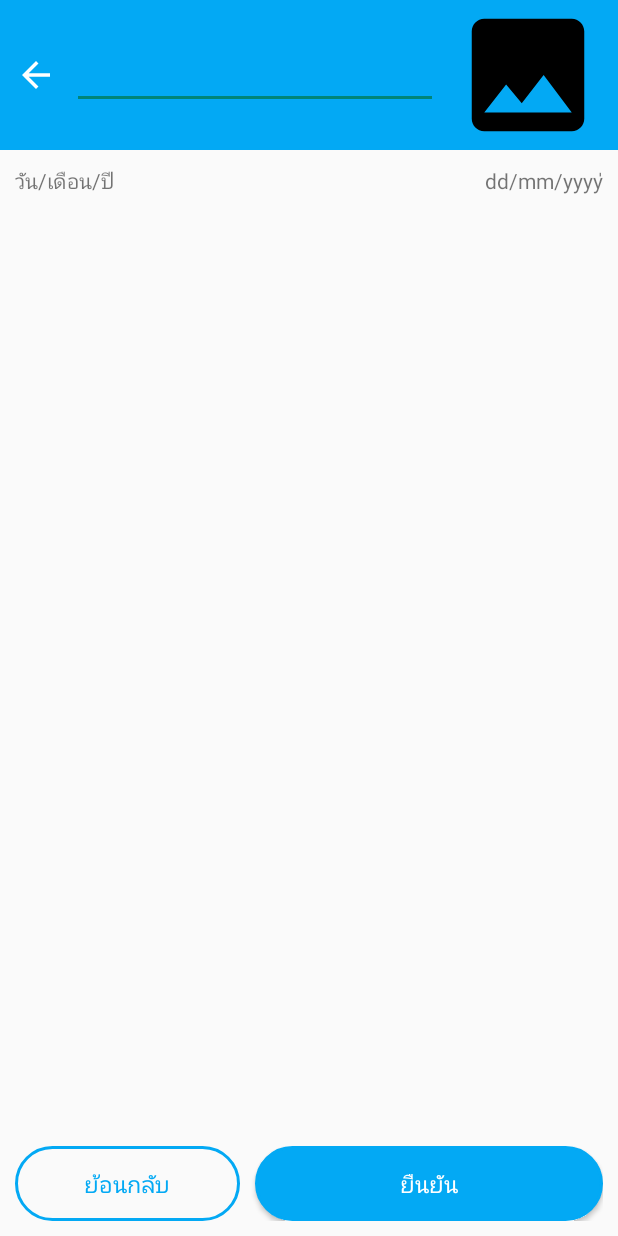
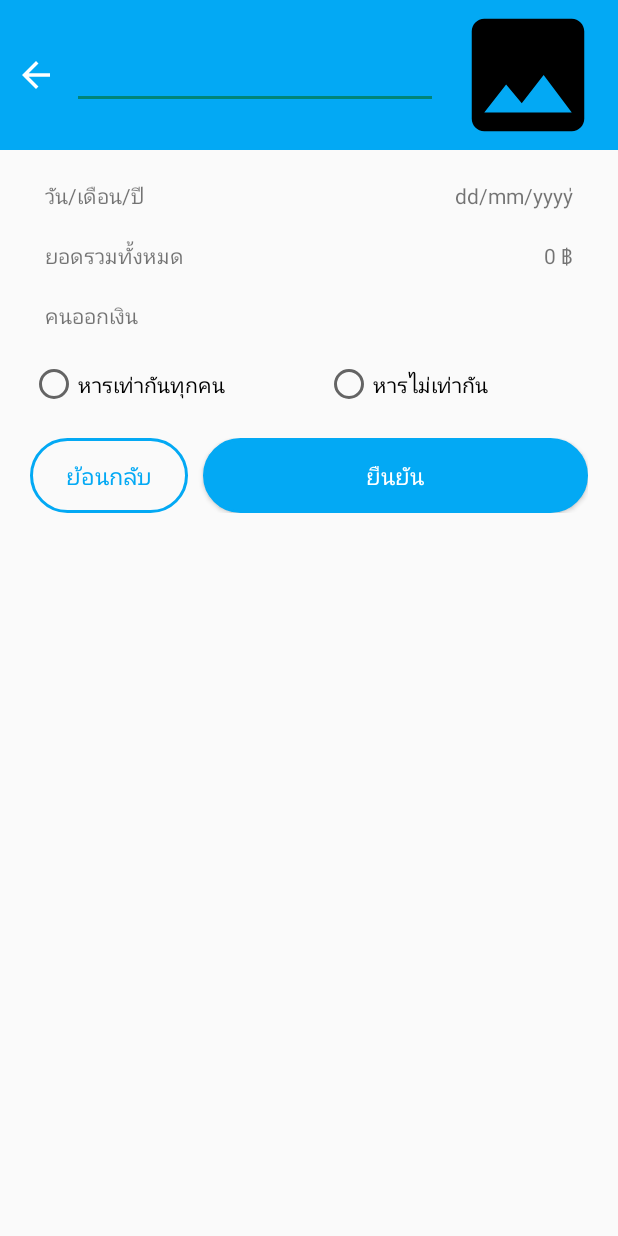
Before and after one commit to Phetchapa/Hantanjai_app_proj, an Android app built with Jetpack Compose: the layout activity_hanmoney_step2.xml on its own in the app's theme, with its tools: preview values and no code run, on a phone screen of 412 x 824 dp. Run offline under Robolectric (Android 15) with nearby library versions, the phone set to English and light mode, and no system bars.

Commit message:
step2 3/6

```diff
--- a/app/build.gradle.kts
+++ b/app/build.gradle.kts
@@ -55,8 +55,8 @@ dependencies {
     // roundedImageview for hanmoney_step1
     //implementation("com.makeramen:roundedimageview:2.3.0")
 
-    // for hanmoneyStep1
     implementation ("androidx.recyclerview:recyclerview:1.3.0")
     implementation ("androidx.recyclerview:recyclerview-selection:1.1.0")
     implementation ("de.hdodenhof:circleimageview:3.1.0")
+
 }
--- a/app/src/main/AndroidManifest.xml
+++ b/app/src/main/AndroidManifest.xml
@@ -13,6 +13,9 @@
         android:theme="@style/Theme.Hantanjai_app_proj"
         tools:targetApi="31">
         <activity
+            android:name=".Hanmoney_step2"
+            android:exported="false"/>
+        <activity
             android:name=".MainActivity"
             android:exported="false"/>
         <activity
--- a/app/src/main/java/com/example/hantanjai_app_proj/HanmoneyStep1.kt
+++ b/app/src/main/java/com/example/hantanjai_app_proj/HanmoneyStep1.kt
@@ -17,7 +17,7 @@ import androidx.recyclerview.selection.StableIdKeyProvider
 import androidx.recyclerview.selection.StorageStrategy
 import androidx.recyclerview.widget.LinearLayoutManager
 import androidx.recyclerview.widget.RecyclerView
-import de.hdodenhof.circleimageview.CircleImageView
+
 
 class HanmoneyStep1 : AppCompatActivity() {
 
--- a/app/src/main/res/layout/activity_hanmoney_step2.xml
+++ b/app/src/main/res/layout/activity_hanmoney_step2.xml
@@ -18,12 +18,14 @@
         android:padding="10dp"
         app:layout_constraintTop_toTopOf="parent">
         <ImageView
+            android:id="@+id/navbarstep2back"
             android:layout_width="28dp"
             android:layout_height="28dp"
             android:contentDescription="back"
             android:src="@drawable/arrowback"
             app:tint="@color/white"/>
         <EditText
+            android:id="@+id/navbarstep2edt"
             android:layout_width="0dp"
             android:layout_height="wrap_content"
             android:layout_marginStart="10dp"
@@ -32,6 +34,8 @@
             android:gravity="start"
             android:textColor="@color/white"
             android:color="@color/white"
+            android:inputType="text"
+            android:maxLines="1"
             />
         <ImageView
             android:layout_width="100dp"
@@ -43,15 +47,36 @@
 
     </LinearLayout>
     <!--        android:background="@color/black"-->
+    <androidx.core.widget.NestedScrollView
+        android:layout_width="match_parent"
+        android:layout_height="match_parent"
+        android:layout_marginTop="100dp"
+        app:layout_constraintTop_toBottomOf="@+id/navbarstep2"
+
+       >
     <LinearLayout
+        android:id="@+id/datastep2"
+        android:layout_width="match_parent"
+        android:layout_height="wrap_content"
+        android:orientation="vertical"
+        android:padding="10dp"
+        android:gravity="center_vertical"
+
+        >
+
+
+        <LinearLayout
+            android:id="@+id/datestep2"
             android:layout_width="match_parent"
             android:layout_height="wrap_content"
             android:orientation="horizontal"
             android:padding="10dp"
+            android:paddingBottom="0dp"
             android:gravity="center_vertical"
             app:layout_constraintTop_toBottomOf="@+id/navbarstep2">
 
             <TextView
+                android:layout_marginStart="10dp"
                 android:id="@+id/step2date"
                 android:layout_width="0dp"
                 android:layout_height="wrap_content"
@@ -63,43 +88,140 @@
                 android:id="@+id/step2datecurent"
             android:layout_width="wrap_content"
             android:layout_height="wrap_content"
+                android:layout_marginEnd="10dp"
             android:text="dd/mm/yyyy่"
 
             />
+        </LinearLayout>
+        <LinearLayout
+            android:id="@+id/calall"
+            android:layout_width="match_parent"
+            android:layout_height="wrap_content"
+            android:orientation="horizontal"
+            android:padding="10dp"
+            android:gravity="center_vertical"
+            app:layout_constraintTop_toBottomOf="@+id/datestep2">
 
+            <TextView
+                android:layout_marginStart="10dp"
+                android:id="@+id/step2all"
+                android:layout_width="0dp"
+                android:layout_height="wrap_content"
+                android:text="ยอดรวมทั้งหมด"
+                android:layout_weight="1"
 
+                />
+            <TextView
+                android:id="@+id/step2calall"
+                android:layout_width="wrap_content"
+                android:layout_height="wrap_content"
+                android:layout_marginEnd="10dp"
+                android:text="0 ฿"
+
+                />
+        </LinearLayout>
+        <LinearLayout
+            android:id="@+id/peoplepay"
+            android:layout_width="match_parent"
+            android:layout_height="wrap_content"
+            android:orientation="horizontal"
+            android:padding="10dp"
+            android:gravity="center_vertical"
+            app:layout_constraintTop_toBottomOf="@+id/calall"
+            >
+
+            <TextView
+                android:layout_marginStart="10dp"
+                android:id="@+id/step2peoplepay"
+                android:layout_width="0dp"
+                android:layout_height="wrap_content"
+                android:text="คนออกเงิน"
+                android:layout_weight="1"
+
+                />
+
+        </LinearLayout>
+
+        <androidx.recyclerview.widget.RecyclerView
+            android:id="@+id/recycleviewstep2"
+            android:layout_width="match_parent"
+            android:layout_height="match_parent"
+            app:layoutManager="androidx.recyclerview.widget.LinearLayoutManager"
+            app:layout_constraintTop_toBottomOf="@+id/datastep2"
+            app:layout_constraintBottom_toTopOf="@+id/linearLayout"/>
+        <LinearLayout
+            android:id="@+id/selecthan"
+            android:layout_width="match_parent"
+            android:layout_height="wrap_content"
+            android:orientation="horizontal"
+            android:padding="10dp"
+            android:gravity="center_vertical"
+            app:layout_constraintTop_toBottomOf="@+id/datestep2">
+            <RadioGroup
+                android:id="@+id/radioGroup"
+                android:layout_width="match_parent"
+                android:layout_height="match_parent"
+                android:orientation="horizontal"
+                app:layout_constraintEnd_toEndOf="parent"
+                app:layout_constraintStart_toStartOf="parent"
+                app:layout_constraintTop_toTopOf="parent">
+
+                <RadioButton
+                    android:id="@+id/hanequl_layout"
+                    android:layout_width="wrap_content"
+                    android:layout_height="wrap_content"
+                    android:layout_weight="1"
+                    android:text="หารเท่ากันทุกคน" />
+
+                <RadioButton
+                    android:id="@+id/hanunequl_layout"
+                    android:layout_width="wrap_content"
+                    android:layout_height="wrap_content"
+                    android:layout_weight="1"
+                    android:text="หารไม่เท่ากัน" />
+            </RadioGroup>
         </LinearLayout>
         <LinearLayout
 
+            android:id="@+id/linearLayout"
             android:layout_width="match_parent"
             android:layout_height="70dp"
             android:gravity="center_vertical"
             android:orientation="horizontal"
             android:padding="10dp"
-        app:layout_constraintBottom_toBottomOf="parent">
+            >
+
             <Button
                 android:id="@+id/step2btnback"
                 android:layout_width="150dp"
                 android:layout_height="50dp"
+                android:layout_weight="0.3"
+                android:background="@drawable/buttonbackforstep2"
                 android:text="ย้อนกลับ"
                 android:textColor="@color/skyblue"
-            android:background="@drawable/buttonbackforstep2"
                 android:textSize="15sp"
-            app:cornerRadius="8dp"
-            />
+                app:cornerRadius="8dp" />
+
             <Button
                 android:id="@+id/step2btnconfirm"
                 android:layout_width="match_parent"
                 android:layout_height="50dp"
-        android:textColor="@color/white"
+                android:layout_weight="0.7"
+                android:layout_marginStart="10dp"
                 android:background="@drawable/buttonconfirmforstep2"
                 android:text="ยืนยัน"
 
-        android:textSize="15sp"
-        android:layout_marginStart="10dp"
-        />
+                android:textColor="@color/white"
+                android:textSize="15sp" />
 
         </LinearLayout>
+
+    </LinearLayout>
+
+
+    </androidx.core.widget.NestedScrollView>
+
+
 
 
 
```
Also changed, not shown: app/src/main/java/com/example/hantanjai_app_proj/Hanmoney_step2.kt (+61 -3 lines), app/src/main/java/com/example/hantanjai_app_proj/MyAdapterstep2.kt (added, +30 -0 lines), app/src/main/res/layout/step2_cardview_list.xml (deleted, +0 -51 lines), app/src/main/res/layout/todo_taskedit.xml (added, +95 -0 lines). Lines whose indentation alone changed are shown as unchanged.
